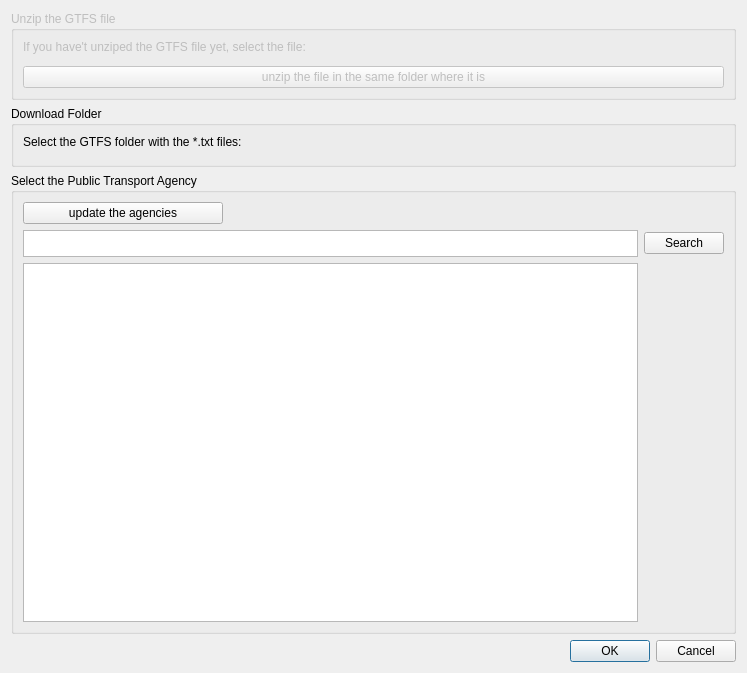
skagejj/gtfsagency_selection, file GTFSagency_selection_dialog_base.ui: the form before one commit.
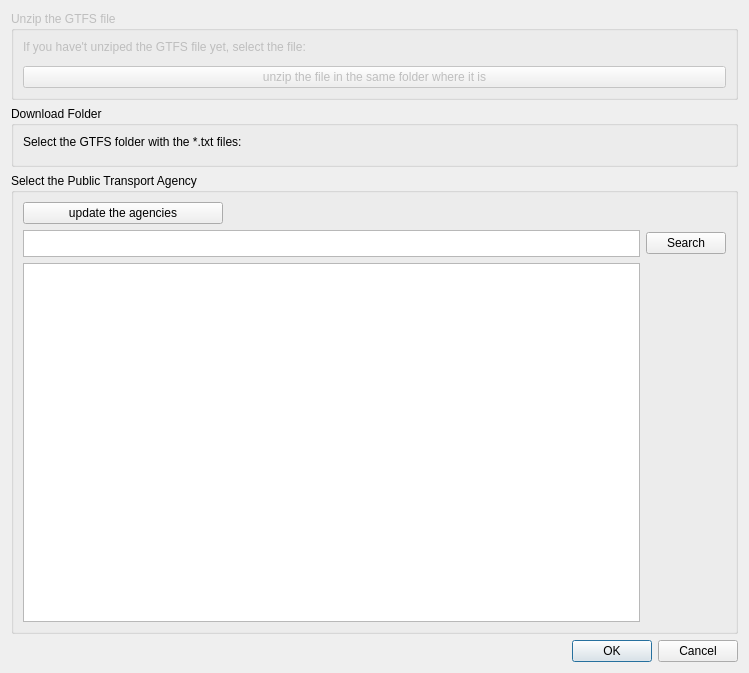
The form after the commit. Custom widgets are drawn as their Qt base class.

Commit message: tried to solve the bug for road, but not yet solved

Patch:
```diff
--- a/GTFSagency_selection_dialog_base.ui
+++ b/GTFSagency_selection_dialog_base.ui
@@ -6,7 +6,7 @@
    <rect>
     <x>0</x>
     <y>0</y>
-    <width>747</width>
+    <width>749</width>
     <height>673</height>
    </rect>
   </property>
```
